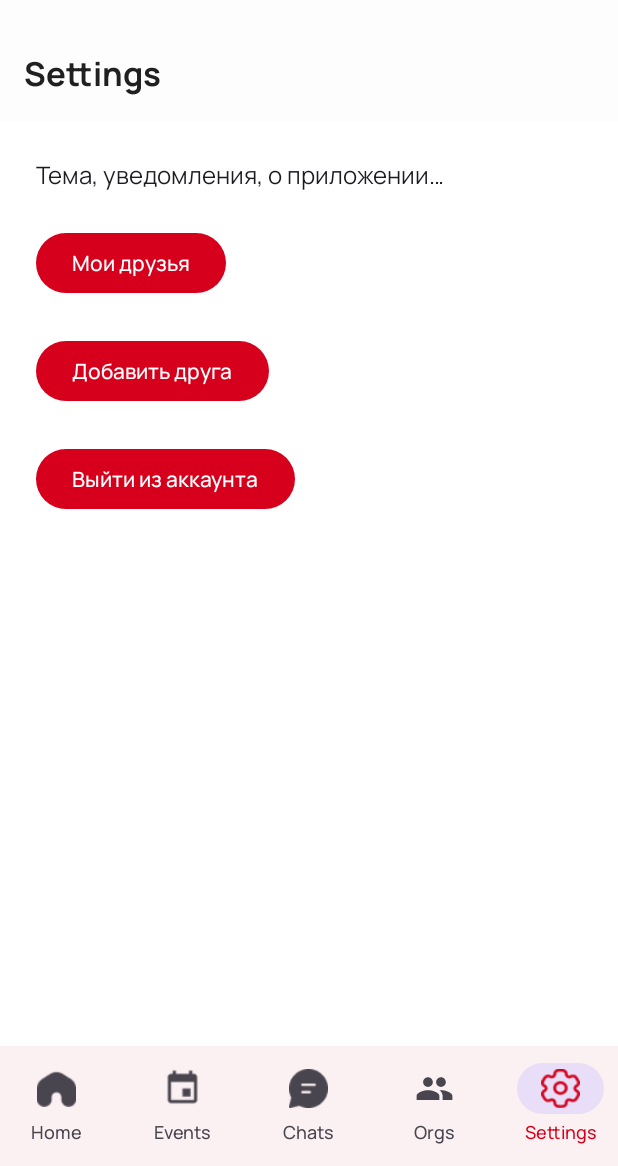
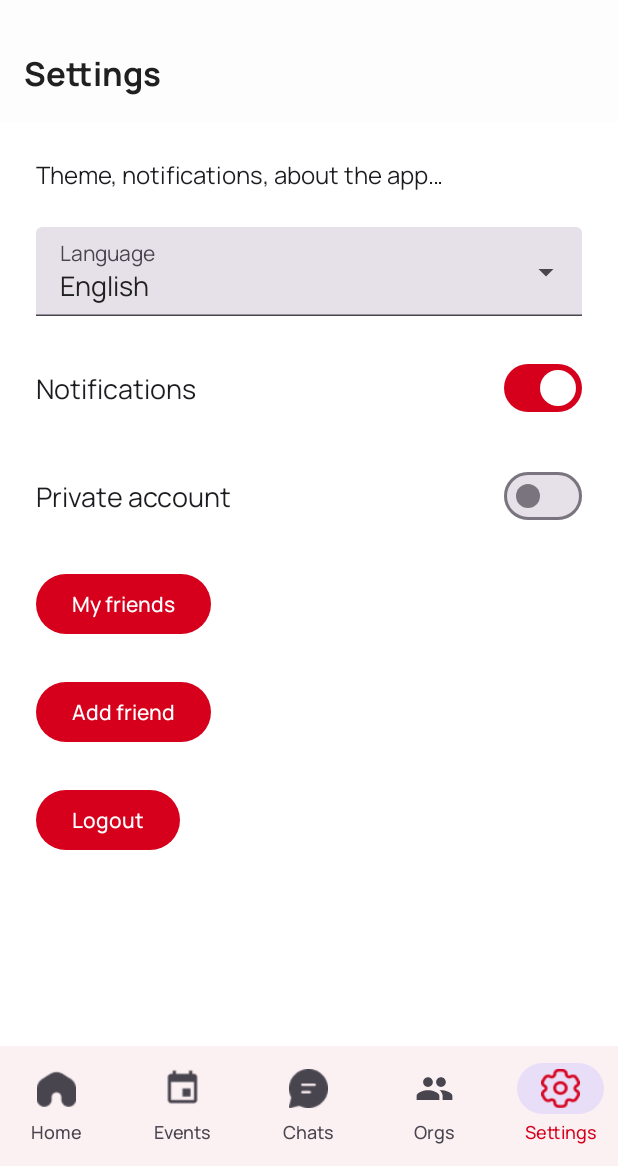
Before and after one commit to Lovilek/Narxoz-Social, an Android app built with Jetpack Compose: the MainFeedScreen screen opened through its navigation route, item 5 of the bottom bar chosen, on a phone screen of 412 x 824 dp, the part 70-1236 px from its top. Run offline under Robolectric (Android 15) with nearby library versions, the light colour scheme and no system bars; our stand-ins replace Dagger/Hilt's generated code, livedata-compose; network calls fail; pictures from the network do not load; 1 statement that could not run was skipped.

Commit message:
Add advanced settings and localization

```diff
--- a/app/build.gradle.kts
+++ b/app/build.gradle.kts
@@ -80,6 +80,7 @@ dependencies {
     implementation("androidx.navigation:navigation-compose:2.5.3")
     implementation("androidx.lifecycle:lifecycle-viewmodel-compose:2.6.1")
     implementation(libs.androidx.material3)
+    implementation("androidx.appcompat:appcompat:1.6.1")
     implementation(libs.androidx.runtime.livedata)
     testImplementation(libs.junit)
     androidTestImplementation(libs.androidx.junit)
--- /dev/null
+++ b/app/src/main/java/com/narxoz/social/data/SettingsRepository.kt
@@ -0,0 +1,49 @@
+package com.narxoz.social.data
+
+import android.content.Context
+import androidx.core.os.LocaleListCompat
+import androidx.appcompat.app.AppCompatDelegate
+import androidx.datastore.preferences.core.booleanPreferencesKey
+import androidx.datastore.preferences.core.edit
+import androidx.datastore.preferences.core.stringPreferencesKey
+import androidx.datastore.preferences.preferencesDataStore
+import kotlinx.coroutines.flow.Flow
+import kotlinx.coroutines.flow.map
+
+private val Context.dataStore by preferencesDataStore(name = "app_settings")
+
+private val KEY_LANGUAGE = stringPreferencesKey("language")
+private val KEY_NOTIFICATIONS = booleanPreferencesKey("notifications")
+private val KEY_PRIVATE = booleanPreferencesKey("private")
+
+data class Settings(
+    val language: String = "en",
+    val notifications: Boolean = true,
+    val isPrivate: Boolean = false
+)
+
+class SettingsRepository(private val context: Context) {
+
+    val settingsFlow: Flow<Settings> = context.dataStore.data.map { prefs ->
+        Settings(
+            language = prefs[KEY_LANGUAGE] ?: "en",
+            notifications = prefs[KEY_NOTIFICATIONS] ?: true,
+            isPrivate = prefs[KEY_PRIVATE] ?: false
+        )
+    }
+
+    suspend fun setLanguage(code: String) {
+        AppCompatDelegate.setApplicationLocales(LocaleListCompat.forLanguageTags(code))
+        context.dataStore.edit { prefs ->
+            prefs[KEY_LANGUAGE] = code
+        }
+    }
+
+    suspend fun setNotifications(enabled: Boolean) {
+        context.dataStore.edit { it[KEY_NOTIFICATIONS] = enabled }
+    }
+
+    suspend fun setPrivate(value: Boolean) {
+        context.dataStore.edit { it[KEY_PRIVATE] = value }
+    }
+}
--- a/app/src/main/java/com/narxoz/social/ui/BottomNavBar.kt
+++ b/app/src/main/java/com/narxoz/social/ui/BottomNavBar.kt
@@ -4,6 +4,7 @@ import androidx.compose.foundation.layout.size
 import androidx.compose.material3.*
 import androidx.compose.runtime.Composable
 import androidx.compose.ui.res.painterResource
+import androidx.compose.ui.res.stringResource
 import com.narxoz.social.R
 import androidx.compose.material.icons.filled.People
 import androidx.compose.material.icons.Icons
@@ -33,11 +34,11 @@ fun BottomNavBar(
             icon = {
                 Icon(
                     painter = painterResource(R.drawable.ic_home),
-                    contentDescription = "Home",
+                    contentDescription = stringResource(R.string.home),
                     modifier = navIconModifier
                 )
             },
-            label  = { Text("Home") },
+            label  = { Text(stringResource(R.string.home)) },
             colors = NavigationBarItemDefaults.colors(          // ← готовые дефолты M3
                 selectedIconColor   = MaterialTheme.colorScheme.primary,
                 selectedTextColor   = MaterialTheme.colorScheme.primary,
@@ -53,11 +54,11 @@ fun BottomNavBar(
             icon = {
                 Icon(
                     painter = painterResource(R.drawable.ic_events),
-                    contentDescription = "Events",
+                    contentDescription = stringResource(R.string.events),
                     modifier = navIconModifier
                 )
             },
-            label  = { Text("Events") },
+            label  = { Text(stringResource(R.string.events)) },
             colors = NavigationBarItemDefaults.colors(          // ← готовые дефолты M3
                 selectedIconColor   = MaterialTheme.colorScheme.primary,
                 selectedTextColor   = MaterialTheme.colorScheme.primary,
@@ -76,19 +77,19 @@ fun BottomNavBar(
                     BadgedBox(badge = { Badge { Text(unreadChats.toString()) } }) {
                         Icon(
                             painter = painterResource(R.drawable.ic_chat),
-                            contentDescription = "Chats",
+                            contentDescription = stringResource(R.string.chats),
                             modifier = navIconModifier
                         )
                     }
                 } else {
                     Icon(
                         painter = painterResource(R.drawable.ic_chat),
-                        contentDescription = "Chats",
+                        contentDescription = stringResource(R.string.chats),
                         modifier = navIconModifier
                     )
                 }
             },
-            label  = { Text("Chats") },
+            label  = { Text(stringResource(R.string.chats)) },
             colors = itemColors()
         )
 
@@ -98,11 +99,11 @@ fun BottomNavBar(
             icon = {
                 Icon(
                     Icons.Filled.People,
-                    contentDescription = "Orgs",
+                    contentDescription = stringResource(R.string.orgs),
                     modifier = navIconModifier
                 )
             },
-            label  = { Text("Orgs") },
+            label  = { Text(stringResource(R.string.orgs)) },
             colors = NavigationBarItemDefaults.colors(
                 selectedIconColor   = MaterialTheme.colorScheme.primary,
                 selectedTextColor   = MaterialTheme.colorScheme.primary,
@@ -118,11 +119,11 @@ fun BottomNavBar(
             icon = {
                 Icon(
                     painter = painterResource(R.drawable.ic_settings),
-                    contentDescription = "Settings",
+                    contentDescription = stringResource(R.string.settings),
                     modifier = navIconModifier
                 )
             },
-            label  = { Text("Settings") },
+            label  = { Text(stringResource(R.string.settings)) },
             colors = NavigationBarItemDefaults.colors(          // ← готовые дефолты M3
                 selectedIconColor   = MaterialTheme.colorScheme.primary,
                 selectedTextColor   = MaterialTheme.colorScheme.primary,
--- a/app/src/main/java/com/narxoz/social/ui/notifications/NotificationsScreen.kt
+++ b/app/src/main/java/com/narxoz/social/ui/notifications/NotificationsScreen.kt
@@ -21,6 +21,7 @@ import androidx.compose.runtime.collectAsState
 import androidx.compose.runtime.getValue
 import androidx.compose.ui.Alignment
 import androidx.compose.ui.Modifier
+import androidx.compose.ui.res.stringResource
 import androidx.compose.ui.unit.dp
 import androidx.lifecycle.viewmodel.compose.viewModel
 
@@ -35,7 +36,7 @@ fun NotificationsScreen(
     Scaffold(
         topBar = {
             SmallTopAppBar(
-                title = { Text("Уведомления") },
+                title = { Text(stringResource(R.string.notifications_title)) },
                 navigationIcon = {
                     IconButton(onClick = onBack) {
                         Icon(Icons.Default.ArrowBack, contentDescription = null)
--- a/app/src/main/java/com/narxoz/social/ui/settings/SettingsScreen.kt
+++ b/app/src/main/java/com/narxoz/social/ui/settings/SettingsScreen.kt
@@ -1,18 +1,33 @@
 package com.narxoz.social.ui.settings
 
 import androidx.compose.foundation.layout.*
+import androidx.compose.material.icons.Icons
+import androidx.compose.material.icons.filled.ArrowDropDown
 import androidx.compose.material3.*
 import androidx.compose.runtime.*
 import androidx.compose.ui.Alignment
 import androidx.compose.ui.Modifier
+import androidx.compose.ui.res.stringResource
 import androidx.compose.ui.unit.dp
+import androidx.lifecycle.viewmodel.compose.viewModel
+import com.narxoz.social.R
+import com.narxoz.social.repository.AuthRepository
 import com.narxoz.social.ui.navigation.LocalNavController
-import com.narxoz.social.repository.AuthRepository
 
 @OptIn(ExperimentalMaterial3Api::class)
 @Composable
-fun SettingsScreen(onLogout: () -> Unit = {}) {
-    Scaffold(topBar = { SmallTopAppBar(title = { Text("Settings") }) }) { inner ->
+fun SettingsScreen(onLogout: () -> Unit = {}, vm: SettingsViewModel = viewModel()) {
+    val state by vm.state.collectAsState()
+    val rootNav = LocalNavController.current
+
+    val langs = mapOf(
+        "en" to stringResource(R.string.lang_en),
+        "ru" to stringResource(R.string.lang_ru),
+        "kk" to stringResource(R.string.lang_kk)
+    )
+    var langExpanded by remember { mutableStateOf(false) }
+
+    Scaffold(topBar = { SmallTopAppBar(title = { Text(stringResource(R.string.settings_title)) }) }) { inner ->
         Column(
             Modifier
                 .fillMaxSize()
@@ -20,18 +35,44 @@ fun SettingsScreen(onLogout: () -> Unit = {}) {
                 .padding(24.dp),
             verticalArrangement = Arrangement.spacedBy(24.dp)
         ) {
-            Text("Тема, уведомления, о приложении…", style = MaterialTheme.typography.bodyMedium)
-            val rootNav = LocalNavController.current
-            Button(onClick = { rootNav.navigate("friends") }) {
-                Text("Мои друзья")
+            Text(stringResource(R.string.settings_hint), style = MaterialTheme.typography.bodyMedium)
+
+            ExposedDropdownMenuBox(expanded = langExpanded, onExpandedChange = { langExpanded = !langExpanded }) {
+                TextField(
+                    readOnly = true,
+                    value = langs[state.language] ?: state.language,
+                    onValueChange = {},
+                    label = { Text(stringResource(R.string.settings_language)) },
+                    trailingIcon = { Icon(Icons.Default.ArrowDropDown, null) },
+                    modifier = Modifier.menuAnchor().fillMaxWidth()
+                )
+                ExposedDropdownMenu(expanded = langExpanded, onDismissRequest = { langExpanded = false }) {
+                    langs.forEach { (code, title) ->
+                        DropdownMenuItem(
+                            text = { Text(title) },
+                            onClick = { vm.setLanguage(code); langExpanded = false }
+                        )
+                    }
+                }
             }
-            Button(onClick = { rootNav.navigate("addFriend") }) {
-                Text("Добавить друга")
+
+            Row(verticalAlignment = Alignment.CenterVertically) {
+                Text(stringResource(R.string.settings_notifications), modifier = Modifier.weight(1f))
+                Switch(checked = state.notifications, onCheckedChange = vm::setNotifications)
             }
+
+            Row(verticalAlignment = Alignment.CenterVertically) {
+                Text(stringResource(R.string.settings_privacy), modifier = Modifier.weight(1f))
+                Switch(checked = state.isPrivate, onCheckedChange = vm::setPrivate)
+            }
+
+            Button(onClick = { rootNav.navigate("friends") }) { Text(stringResource(R.string.my_friends)) }
+            Button(onClick = { rootNav.navigate("addFriend") }) { Text(stringResource(R.string.add_friend)) }
+
             Button(onClick = {
                 AuthRepository.forceLogout()
                 onLogout()
-            }) { Text("Выйти из аккаунта") }
+            }) { Text(stringResource(R.string.logout)) }
         }
     }
 }
--- /dev/null
+++ b/app/src/main/java/com/narxoz/social/ui/settings/SettingsViewModel.kt
@@ -0,0 +1,29 @@
+package com.narxoz.social.ui.settings
+
+import android.app.Application
+import androidx.lifecycle.AndroidViewModel
+import androidx.lifecycle.viewModelScope
+import com.narxoz.social.data.SettingsRepository
+import kotlinx.coroutines.flow.SharingStarted
+import kotlinx.coroutines.flow.StateFlow
+import kotlinx.coroutines.flow.stateIn
+import kotlinx.coroutines.launch
+
+class SettingsViewModel(app: Application) : AndroidViewModel(app) {
+    private val repo = SettingsRepository(app)
+
+    val state: StateFlow<com.narxoz.social.data.Settings> = repo.settingsFlow
+        .stateIn(viewModelScope, SharingStarted.Eagerly, com.narxoz.social.data.Settings())
+
+    fun setLanguage(code: String) {
+        viewModelScope.launch { repo.setLanguage(code) }
+    }
+
+    fun setNotifications(enabled: Boolean) {
+        viewModelScope.launch { repo.setNotifications(enabled) }
+    }
+
+    fun setPrivate(value: Boolean) {
+        viewModelScope.launch { repo.setPrivate(value) }
+    }
+}
--- a/app/src/main/res/values/strings.xml
+++ b/app/src/main/res/values/strings.xml
@@ -2,4 +2,28 @@
     <string name="app_name">NarxozSocial</string>
     <string name="privacy_title">Privacy Policy</string>
     <string name="accept">Accept</string>
+    <string name="settings_title">Settings</string>
+    <string name="settings_hint">Theme, notifications, about the app…</string>
+    <string name="settings_language">Language</string>
+    <string name="settings_notifications">Notifications</string>
+    <string name="settings_privacy">Private account</string>
+    <string name="logout">Logout</string>
+    <string name="lang_en">English</string>
+    <string name="lang_ru">Russian</string>
+    <string name="lang_kk">Kazakh</string>
+    <string name="my_friends">My friends</string>
+    <string name="add_friend">Add friend</string>
+    <string name="user_id">User ID</string>
+    <string name="request_sent">Request sent</string>
+    <string name="send">Send</string>
+    <string name="home">Home</string>
+    <string name="events">Events</string>
+    <string name="chats">Chats</string>
+    <string name="orgs">Orgs</string>
+    <string name="settings">Settings</string>
+    <string name="friends_tab">Friends</string>
+    <string name="incoming_tab">Incoming</string>
+    <string name="outgoing_tab">Outgoing</string>
+    <string name="filter">Filter</string>
+    <string name="notifications_title">Notifications</string>
 </resources>
```
Also changed, not shown: app/src/main/java/com/narxoz/social/ui/friends/AddFriendScreen.kt (+5 -4 lines), app/src/main/java/com/narxoz/social/ui/friends/FriendsListScreen.kt (+6 -5 lines), 2 other files.
